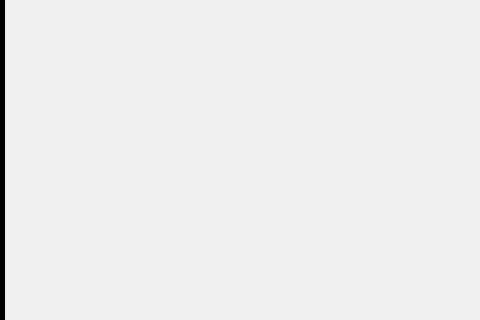
This is game.ui in SINA-JAHANGIR/Skull-King as Qt 5 draws it before an edit; both pictures show x 0 to 480 and y 125 to 445 of the 1320 by 766 pixel window. The edited form follows.
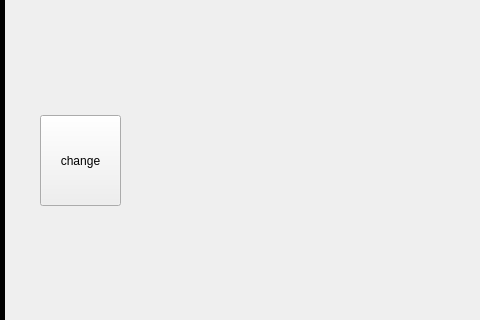
This is the edited form. Icons and pictures are not drawn.

Commit message: Edit slo_send_card and slo_read_card in server and client class

```diff
--- a/game.ui
+++ b/game.ui
@@ -50,6 +50,19 @@
     </property>
     <layout class="QHBoxLayout" name="hl_forecast_btn"/>
    </widget>
+   <widget class="QPushButton" name="btn_change">
+    <property name="geometry">
+     <rect>
+      <x>40</x>
+      <y>240</y>
+      <width>81</width>
+      <height>91</height>
+     </rect>
+    </property>
+    <property name="text">
+     <string>change</string>
+    </property>
+   </widget>
   </widget>
   <widget class="QStatusBar" name="statusbar"/>
  </widget>
```
The commit also changes 6 other files.
